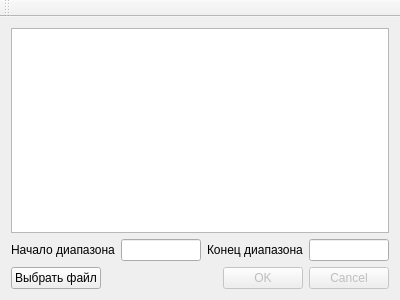
Old version of the form qt/mainwindow.ui in the repository ojomio/mz.
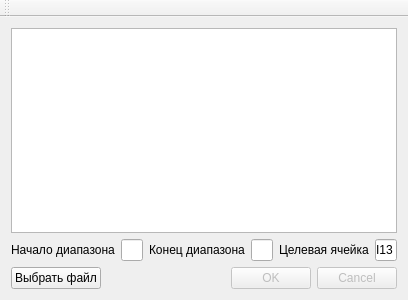
New version of the form.

Commit message: Added target cell

Diff of the .ui file:
```diff
--- a/qt/mainwindow.ui
+++ b/qt/mainwindow.ui
@@ -6,7 +6,7 @@
    <rect>
     <x>0</x>
     <y>0</y>
-    <width>400</width>
+    <width>402</width>
     <height>300</height>
    </rect>
   </property>
@@ -40,6 +40,20 @@
       <item>
        <widget class="QLineEdit" name="range_end"/>
       </item>
+      <item>
+       <widget class="QLabel" name="label_3">
+        <property name="text">
+         <string>&lt;html&gt;&lt;head/&gt;&lt;body&gt;&lt;p&gt;Целевая ячейка&lt;/p&gt;&lt;/body&gt;&lt;/html&gt;</string>
+        </property>
+       </widget>
+      </item>
+      <item>
+       <widget class="QLineEdit" name="target_cell">
+        <property name="text">
+         <string>I13</string>
+        </property>
+       </widget>
+      </item>
      </layout>
     </item>
     <item>
```
The commit also changes 2 other files.
